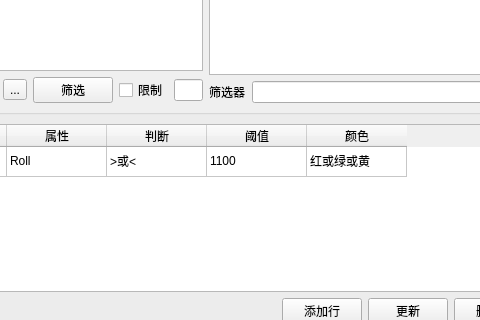
This is AddPlotPair.ui in 23wwwtt/plotxy as Qt 5 draws it before an edit; both pictures show x 154 to 634 and y 275 to 595 of the 720 by 847 pixel window. The edited form follows.
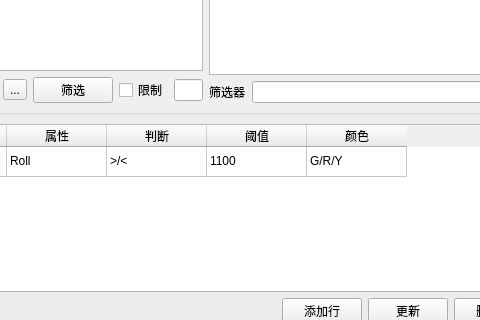
This is the edited form.

What changed in the file:
```diff
--- a/AddPlotPair.ui
+++ b/AddPlotPair.ui
@@ -1939,7 +1939,7 @@
             </item>
             <item row="0" column="2">
              <property name="text">
-              <string>&gt;或&lt;</string>
+              <string>&gt;/&lt;</string>
              </property>
             </item>
             <item row="0" column="3">
@@ -1949,7 +1949,7 @@
             </item>
             <item row="0" column="4">
              <property name="text">
-              <string>红或绿或黄</string>
+              <string>G/R/Y</string>
              </property>
             </item>
            </widget>
```
